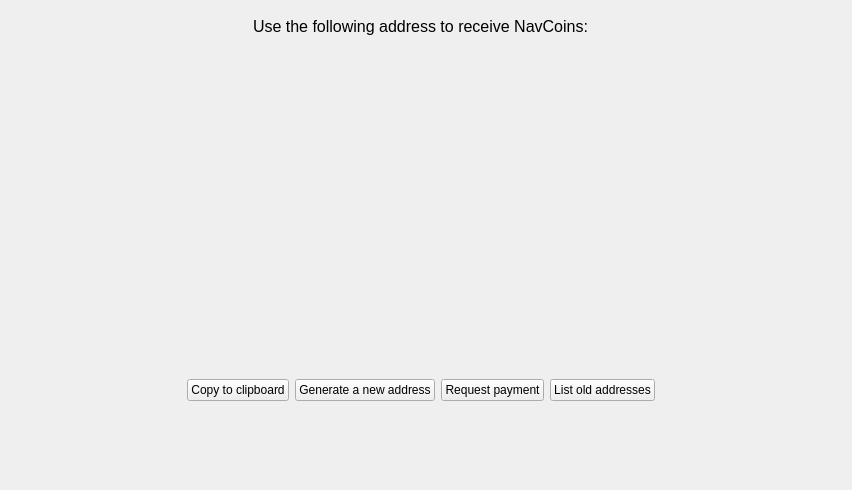
navcoin/navcoin-core, file src/qt/getaddresstoreceive.ui: the form before one commit.
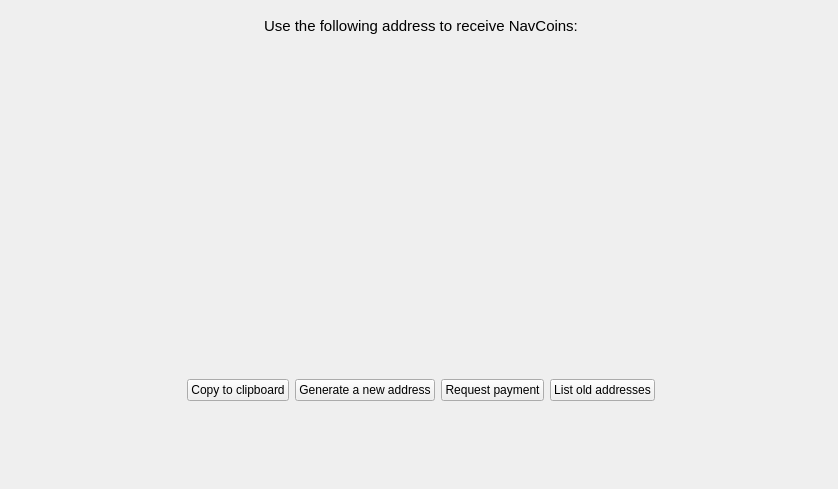
The form after the commit. Custom widgets are drawn as their Qt base class.

Commit message: gui: more font size adjustments

What changed in the file:
```diff
--- a/src/qt/getaddresstoreceive.ui
+++ b/src/qt/getaddresstoreceive.ui
@@ -6,8 +6,8 @@
    <rect>
     <x>0</x>
     <y>0</y>
-    <width>852</width>
-    <height>490</height>
+    <width>838</width>
+    <height>489</height>
    </rect>
   </property>
   <property name="windowTitle">
@@ -58,7 +58,7 @@
        <widget class="QLabel" name="label">
         <property name="font">
          <font>
-          <pointsize>12</pointsize>
+          <pointsize>11</pointsize>
          </font>
         </property>
         <property name="text">
```
The commit also changes 2 other files.
